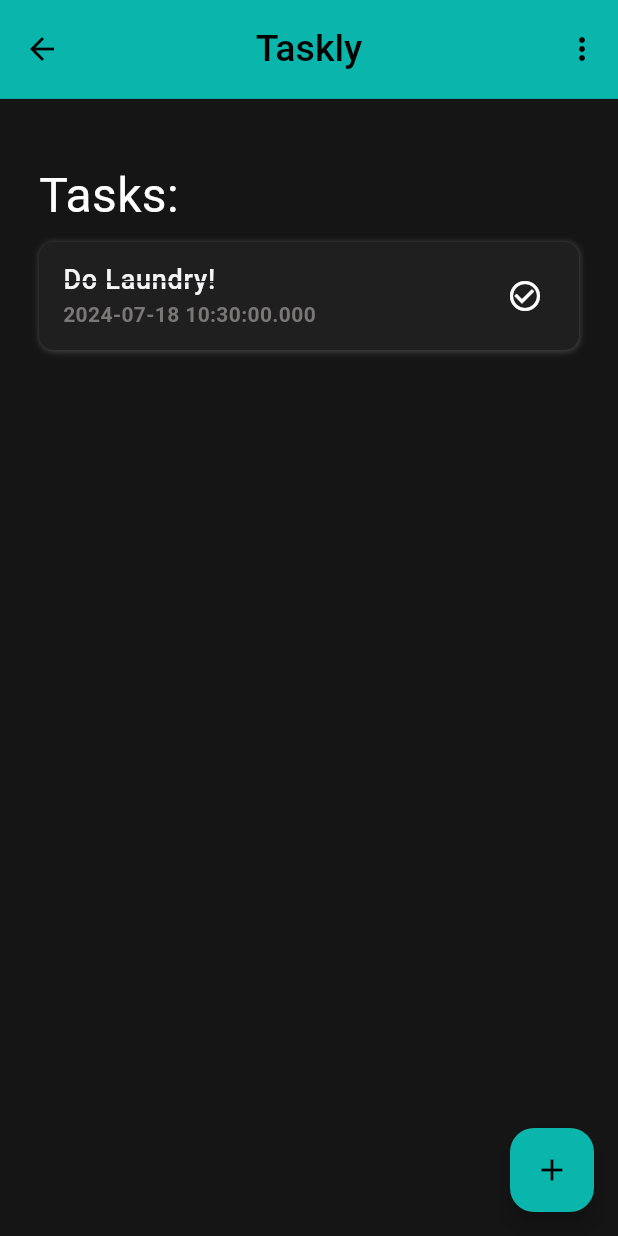
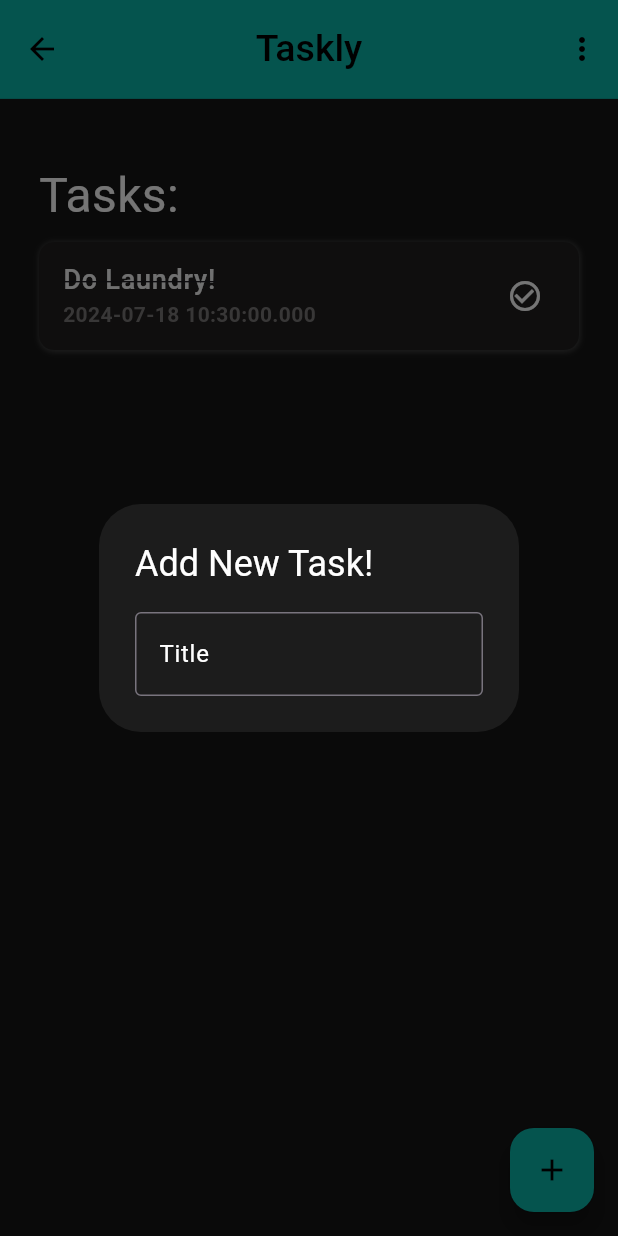
Before and after one commit to ikalafe/taskly, a Flutter app: the screen it shows after launch, after a tap on the "add" icon, on a phone screen of 412 x 824 dp. Run offline on Flutter 3.47's test engine with Material 3 defaults, Android fonts, the phone set to English and light mode, and no system bars; our stand-ins replace hive_flutter; accounts and stored records are empty.

Commit message:
SetState is created to update the UI and TextField is created to create a new Task

```diff
--- a/lib/pages/home_page.dart
+++ b/lib/pages/home_page.dart
@@ -10,6 +10,9 @@ class HomePage extends StatefulWidget {
 
 class _HomePageState extends State<HomePage> {
   late double _deviceHeight, _deviceWidth;
+
+  String? _newTaskContent;
+
   _HomePageState();
   @override
   Widget build(BuildContext context) {
@@ -108,7 +111,7 @@ class _HomePageState extends State<HomePage> {
 
   Widget _addTaskButton() {
     return FloatingActionButton(
-      onPressed: () {},
+      onPressed: _displayTaskPopup,
       backgroundColor: const Color.fromRGBO(10, 182, 171, 1.0),
       child: const Icon(
         Icons.add,
@@ -116,4 +119,42 @@ class _HomePageState extends State<HomePage> {
       ),
     );
   }
+
+  void _displayTaskPopup() {
+    showDialog(
+      context: context,
+      builder: (BuildContext _context) {
+        return AlertDialog(
+          backgroundColor: const Color.fromARGB(255, 28, 28, 28),
+          title: const Text(
+            "Add New Task!",
+            style: TextStyle(
+              color: Colors.white,
+            ),
+          ),
+          content: TextField(
+            onSubmitted: (_value) {},
+            onChanged: (_value) {
+              setState(() {
+                _newTaskContent = _value;
+              });
+            },
+            cursorColor: Colors.white,
+            style: const TextStyle(color: Colors.white),
+            decoration: const InputDecoration(
+              border: OutlineInputBorder(),
+              focusedBorder: OutlineInputBorder(
+                borderSide: BorderSide(
+                  color: Color.fromRGBO(10, 182, 171, 1.0),
+                  width: 2.0,
+                ),
+              ),
+              labelText: "Title",
+              labelStyle: TextStyle(color: Colors.white),
+            ),
+          ),
+        );
+      },
+    );
+  }
 }
```
